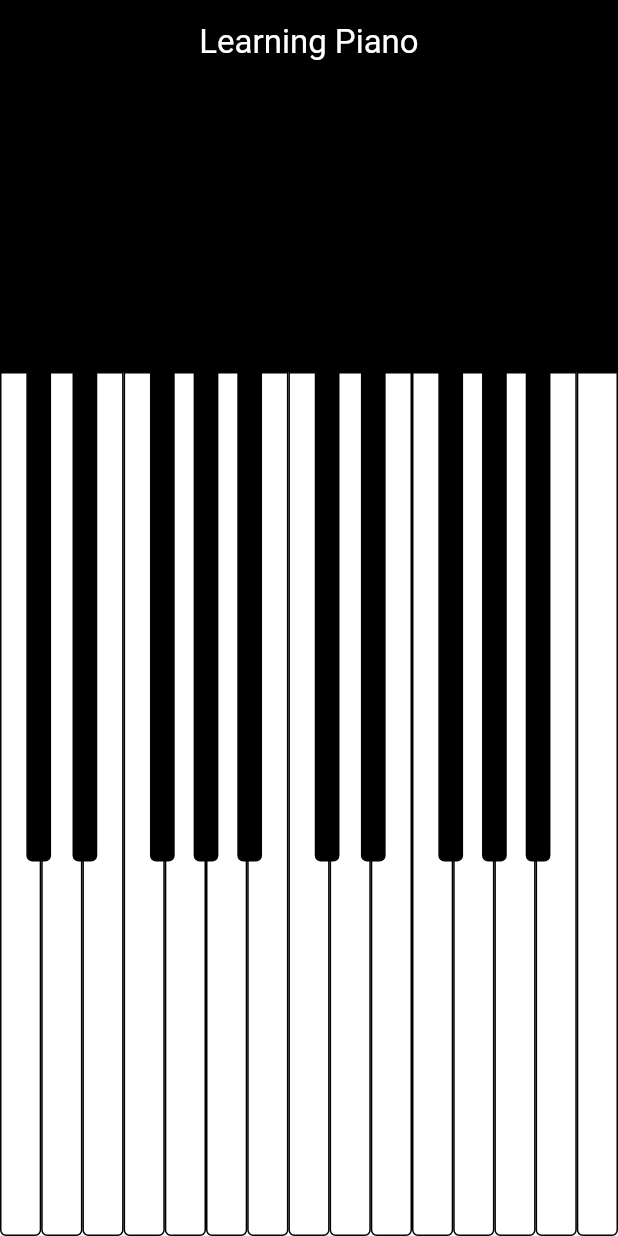
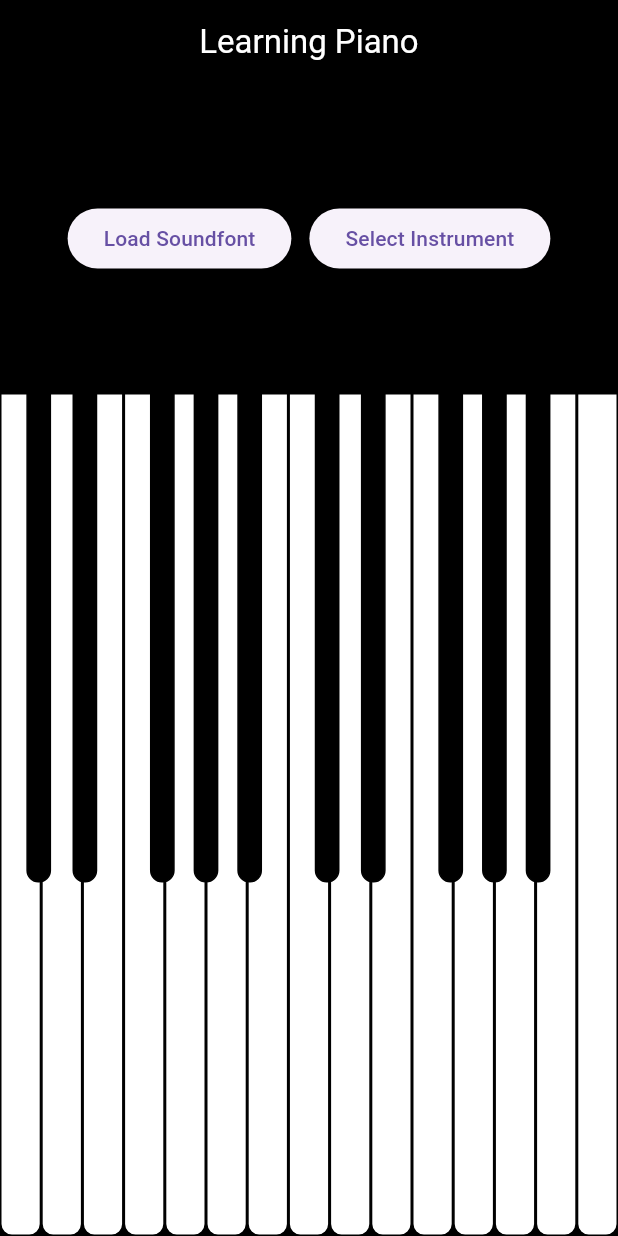
Before and after one commit to polilluminato/learning-piano-flutter, a Flutter app: the screen it shows after launch, on a phone screen of 412 x 824 dp. Run offline on Flutter 3.47's test engine with Material 3 defaults, Android fonts, the phone set to English and light mode, and no system bars; our stand-ins replace auto_route, flutter_riverpod, get_it, talker_flutter, universal_platform; missing offline and left inert: flutter_midi_pro, window_manager.

Commit message:
feat: New library to play Soundfont (.sf2) files

```diff
--- a/lib/app/app_router.dart
+++ b/lib/app/app_router.dart
@@ -1,5 +1,5 @@
 import 'package:auto_route/auto_route.dart';
-import 'package:learning_piano/pages/home_page.dart';
+import 'package:learning_piano/presentation/pages/home_page.dart';
 
 part 'app_router.gr.dart';
 
--- /dev/null
+++ b/lib/l10n/l10n.dart
@@ -0,0 +1,3 @@
+extension Hardcoded on String {
+  String get hardcoded => this;
+}
--- a/lib/pages/home_page.dart
+++ /dev/null
@@ -1,175 +0,0 @@
-import 'package:auto_route/auto_route.dart';
-import 'package:flutter/material.dart';
-import 'package:flutter_riverpod/flutter_riverpod.dart';
-import 'package:learning_piano/ui/key_button.dart';
-import 'package:learning_piano/utils/utils.dart';
-
-@RoutePage()
-class HomePage extends ConsumerWidget {
-  const HomePage({super.key});
-
-  @override
-  Widget build(BuildContext context, WidgetRef ref) {
-    double screenSizeWidth = getScreenWidth(context);
-    double whiteKeyWidth = screenSizeWidth / 15;
-    double blackKeyWidth = whiteKeyWidth * 0.6;
-    double blackKeyHeight = getScreenHeight(context) * .66 * 0.6;
-    List<String> keyCodeList = [
-      "C3",
-      "D3",
-      "E3",
-      "F3",
-      "G3",
-      "A3",
-      "B3",
-      "C4",
-      "D4",
-      "E4",
-      "F4",
-      "G4",
-      "A4",
-      "B4",
-      "C5"
-    ];
-
-    return Scaffold(
-      appBar: AppBar(
-        title: Text("Learning Piano", style: TextStyle(color: Colors.white)),
-        centerTitle: true,
-        elevation: 0,
-        backgroundColor: Colors.black,
-      ),
-      body: Column(
-        children: [
-          Flexible(
-            flex: (getScreenHeight(context) * .25).toInt(),
-            child: Container(
-              color: Colors.black,
-            ),
-          ),
-          Flexible(
-            flex: (getScreenHeight(context) * .75).toInt(),
-            child: Stack(
-              children: [
-                //Tasti bianchi
-                Row(
-                  children: List.generate(
-                    15,
-                    (index) => Expanded(
-                      child: KeyButton(
-                        width: whiteKeyWidth,
-                        keyCode: keyCodeList[index],
-                      ),
-                    ),
-                  ),
-                ),
-                //Tasti neri 1 ottava
-                Positioned(
-                  left: whiteKeyWidth - blackKeyWidth * .6,
-                  top: 0,
-                  child: KeyButton(
-                    width: blackKeyWidth,
-                    height: blackKeyHeight,
-                    isBlack: true,
-                    keyCode: "Db3",
-                  ),
-                ),
-                Positioned(
-                  left: 2 * whiteKeyWidth - blackKeyWidth * .4,
-                  top: 0,
-                  child: KeyButton(
-                    width: blackKeyWidth,
-                    height: blackKeyHeight,
-                    isBlack: true,
-                    keyCode: "Eb3",
-                  ),
-                ),
-                Positioned(
-                  left: 4 * whiteKeyWidth - blackKeyWidth * .6,
-                  top: 0,
-                  child: KeyButton(
-                    width: blackKeyWidth,
-                    height: blackKeyHeight,
-                    isBlack: true,
-                    keyCode: "Gb3",
-                  ),
-                ),
-                Positioned(
-                  left: 5 * whiteKeyWidth - blackKeyWidth / 2,
-                  top: 0,
-                  child: KeyButton(
-                    width: blackKeyWidth,
-                    height: blackKeyHeight,
-                    isBlack: true,
-                    keyCode: "Ab3",
-                  ),
-                ),
-                Positioned(
-                  left: 6 * whiteKeyWidth - blackKeyWidth * .4,
-                  top: 0,
-                  child: KeyButton(
-                    width: blackKeyWidth,
-                    height: blackKeyHeight,
-                    isBlack: true,
-                    keyCode: "Bb3",
-                  ),
-                ),
-                //Tasti neri 2 ottava
-                Positioned(
-                  left: 8 * whiteKeyWidth - blackKeyWidth * .6,
-                  top: 0,
-                  child: KeyButton(
-                    width: blackKeyWidth,
-                    height: blackKeyHeight,
-                    isBlack: true,
-                    keyCode: "Db4",
-                  ),
-                ),
-                Positioned(
-                  left: 9 * whiteKeyWidth - blackKeyWidth * .4,
-                  top: 0,
-                  child: KeyButton(
-                    width: blackKeyWidth,
-                    height: blackKeyHeight,
-                    isBlack: true,
-                    keyCode: "Eb4",
-                  ),
-                ),
-                Positioned(
-                  left: 11 * whiteKeyWidth - blackKeyWidth * .6,
-                  top: 0,
-                  child: KeyButton(
-                    width: blackKeyWidth,
-                    height: blackKeyHeight,
-                    isBlack: true,
-                    keyCode: "Gb4",
-                  ),
-                ),
-                Positioned(
-                  left: 12 * whiteKeyWidth - blackKeyWidth / 2,
-                  top: 0,
-                  child: KeyButton(
-                    width: blackKeyWidth,
-                    height: blackKeyHeight,
-                    isBlack: true,
-                    keyCode: "Ab4",
-                  ),
-                ),
-                Positioned(
-                  left: 13 * whiteKeyWidth - blackKeyWidth * .4,
-                  top: 0,
-                  child: KeyButton(
-                    width: blackKeyWidth,
-                    height: blackKeyHeight,
-                    isBlack: true,
-                    keyCode: "Bb4",
-                  ),
-                ),
-              ],
-            ),
-          )
-        ],
-      ),
-    );
-  }
-}
--- /dev/null
+++ b/lib/presentation/pages/home_page.dart
@@ -0,0 +1,212 @@
+import 'package:auto_route/auto_route.dart';
+import 'package:flutter/material.dart';
+import 'package:flutter_riverpod/flutter_riverpod.dart';
+import 'package:learning_piano/l10n/l10n.dart';
+import 'package:learning_piano/presentation/styles/colors.dart';
+import 'package:learning_piano/presentation/styles/dimens.dart';
+import 'package:learning_piano/provider/midi_provider.dart';
+import 'package:learning_piano/provider/service_locator.dart';
+import 'package:learning_piano/ui/key_button.dart';
+import 'package:learning_piano/utils/utils.dart';
+
+
+@RoutePage()
+class HomePage extends ConsumerWidget {
+  const HomePage({super.key});
+
+  Future<void> _loadSoundfont(WidgetRef ref) async {
+    int soundfontId = await DI<MidiProvider>().loadSoundfont(
+      path: "assets/soundfont/TimGM6mb.sf2",
+      bank: 0,
+      program: 0,
+    );
+    ref.read(soundfontIdProvider.notifier).update((state) => soundfontId);
+  }
+
+  Future<void> _selectInstrument(WidgetRef ref) async {
+    int soundfontId = ref.read(soundfontIdProvider);
+    await DI<MidiProvider>().selectInstrument(
+      sfId: soundfontId,
+      channel: 0,
+      bank: 0,
+      program: 0,
+    );
+  }
+
+  @override
+  Widget build(BuildContext context, WidgetRef ref) {
+    double screenSizeWidth = getScreenWidth(context);
+    double whiteKeyWidth = screenSizeWidth / 15;
+    double blackKeyWidth = whiteKeyWidth * 0.6;
+    double blackKeyHeight = getScreenHeight(context) * .66 * 0.6;
+    List<String> keyCodeList = [
+      "C:3",
+      "D:3",
+      "E:3",
+      "F:3",
+      "G:3",
+      "A:3",
+      "B:3",
+      "C:4",
+      "D:4",
+      "E:4",
+      "F:4",
+      "G:4",
+      "A:4",
+      "B:4",
+      "C:5"
+    ];
+
+    return Scaffold(
+      backgroundColor: kPianoColorPrimary,
+      appBar: AppBar(
+        title: Text("Learning Piano".hardcoded, style: TextStyle(color: Colors.white)),
+        centerTitle: true,
+        elevation: 0,
+        backgroundColor: kPianoColorPrimary,
+      ),
+      body: Column(
+        children: [
+          SizedBox(
+            height: getScreenHeight(context) * .25,
+            child: Row(
+              spacing: kSpaceMain,
+              mainAxisSize: MainAxisSize.min,
+              children: [
+                ElevatedButton(
+                  onPressed: () => _loadSoundfont(ref),
+                  child: Text("Load Soundfont".hardcoded),
+                ),
+                ElevatedButton(
+                  onPressed: () => _selectInstrument(ref),
+                  child: Text("Select Instrument".hardcoded),
+                ),
+              ],
+            ),
+          ),
+          Flexible(
+            flex: (getScreenHeight(context) * .75).toInt(),
+            child: Stack(
+              children: [
+                //Tasti bianchi
+                Row(
+                  children: List.generate(
+                    15,
+                    (index) => Expanded(
+                      child: KeyButton(
+                        width: whiteKeyWidth,
+                        keyCode: keyCodeList[index],
+                      ),
+                    ),
+                  ),
+                ),
+                //Tasti neri 1 ottava
+                Positioned(
+                  left: whiteKeyWidth - blackKeyWidth * .6,
+                  top: 0,
+                  child: KeyButton(
+                    width: blackKeyWidth,
+                    height: blackKeyHeight,
+                    isBlack: true,
+                    keyCode: "C#:3",
+                  ),
+                ),
+                Positioned(
+                  left: 2 * whiteKeyWidth - blackKeyWidth * .4,
+                  top: 0,
+                  child: KeyButton(
+                    width: blackKeyWidth,
+                    height: blackKeyHeight,
+                    isBlack: true,
+                    keyCode: "D#:3",
+                  ),
+                ),
+                Positioned(
+                  left: 4 * whiteKeyWidth - blackKeyWidth * .6,
+                  top: 0,
+                  child: KeyButton(
+                    width: blackKeyWidth,
+                    height: blackKeyHeight,
+                    isBlack: true,
+                    keyCode: "F#:3",
+                  ),
+                ),
+                Positioned(
+                  left: 5 * whiteKeyWidth - blackKeyWidth / 2,
+                  top: 0,
+                  child: KeyButton(
+                    width: blackKeyWidth,
+                    height: blackKeyHeight,
+                    isBlack: true,
+                    keyCode: "G#:3",
+                  ),
+                ),
+                Positioned(
+                  left: 6 * whiteKeyWidth - blackKeyWidth * .4,
+                  top: 0,
+                  child: KeyButton(
+                    width: blackKeyWidth,
+                    height: blackKeyHeight,
+                    isBlack: true,
+                    keyCode: "A#:3",
+                  ),
+                ),
+                //Tasti neri 2 ottava
+                Positioned(
+                  left: 8 * whiteKeyWidth - blackKeyWidth * .6,
+                  top: 0,
+                  child: KeyButton(
+                    width: blackKeyWidth,
+                    height: blackKeyHeight,
+                    isBlack: true,
+                    keyCode: "C#:4",
+                  ),
+                ),
+                Positioned(
+                  left: 9 * whiteKeyWidth - blackKeyWidth * .4,
+                  top: 0,
+                  child: KeyButton(
+                    width: blackKeyWidth,
+                    height: blackKeyHeight,
+                    isBlack: true,
+                    keyCode: "D#:4",
+                  ),
+                ),
+                Positioned(
+                  left: 11 * whiteKeyWidth - blackKeyWidth * .6,
+                  top: 0,
+                  child: KeyButton(
+                    width: blackKeyWidth,
+                    height: blackKeyHeight,
+                    isBlack: true,
+                    keyCode: "F#:4",
+                  ),
+                ),
+                Positioned(
+                  left: 12 * whiteKeyWidth - blackKeyWidth / 2,
+                  top: 0,
+                  child: KeyButton(
+                    width: blackKeyWidth,
+                    height: blackKeyHeight,
+                    isBlack: true,
+                    keyCode: "G#:4",
+                  ),
+                ),
+                Positioned(
+                  left: 13 * whiteKeyWidth - blackKeyWidth * .4,
+                  top: 0,
+                  child: KeyButton(
+                    width: blackKeyWidth,
+                    height: blackKeyHeight,
+                    isBlack: true,
+                    keyCode: "A#:4",
+                  ),
+                ),
+              ],
+            ),
+          )
+        ],
+      ),
+    );
+  }
+}
--- /dev/null
+++ b/lib/presentation/styles/colors.dart
@@ -0,0 +1,6 @@
+import 'dart:ui';
+
+const Color kPianoColorPrimary = Color(0xFF000000);
+
+const Color kBlackPianoKey = Color(0xFF000000);
+const Color kWhitePianoKey = Color(0xFFFFFFFF);
--- a/lib/ui/key_button.dart
+++ b/lib/ui/key_button.dart
@@ -1,7 +1,12 @@
+
 import 'package:flutter/material.dart';
-import 'package:learning_piano/utils/audio_utils.dart';
+import 'package:flutter_riverpod/flutter_riverpod.dart';
+import 'package:learning_piano/presentation/styles/colors.dart';
+import 'package:learning_piano/presentation/styles/dimens.dart';
+import 'package:learning_piano/provider/midi_provider.dart';
+import 'package:learning_piano/provider/service_locator.dart';
 
-class KeyButton extends StatelessWidget {
+class KeyButton extends ConsumerWidget {
   const KeyButton({
     super.key,
     required this.width,
@@ -15,24 +20,29 @@ class KeyButton extends StatelessWidget {
   final bool isBlack;
   final String keyCode;
 
+  Future<void> _playNoteFromKeyCode(WidgetRef ref) async {
+    int soundfontId = ref.read(soundfontIdProvider);
+    List<String> keyCodeSplitList = keyCode.split(":");
+    int midiKey = DI<MidiProvider>().getMidiKey(keyCodeSplitList[0], int.parse(keyCodeSplitList[1]));
+    DI<MidiProvider>().playNote(sfId: soundfontId, channel: 0, key: midiKey, velocity: 127);
+  }
+
   @override
-  Widget build(BuildContext context) {
+  Widget build(BuildContext context, WidgetRef ref) {
     return GestureDetector(
-      onTap: () {
-        playNota(keyCode);
-      },
+      onTap: () => _playNoteFromKeyCode(ref),
       child: Container(
         width: width,
         height: height,
         decoration: BoxDecoration(
-          color: isBlack ? Colors.black : Colors.white,
+          color: isBlack ? kBlackPianoKey : kWhitePianoKey,
           border: Border.all(
             width: 1,
-            color: Colors.black,
+            color: kBlackPianoKey,
           ),
           borderRadius: BorderRadius.only(
-            bottomLeft: Radius.circular(4),
-            bottomRight: Radius.circular(4),
+            bottomLeft: Radius.circular(kRadiusMain),
+            bottomRight: Radius.circular(kRadiusMain),
           ),
         ),
         child: SizedBox.shrink(),
--- a/lib/utils/audio_utils.dart
+++ /dev/null
@@ -1,6 +0,0 @@
-import 'package:learning_piano/provider/audio_provider.dart';
-import 'package:learning_piano/provider/service_locator.dart';
-
-Future<void> playNota(String keyCode) async {
-  DI<AudioProvider>().play("note/$keyCode.mp3");
-}
--- a/lib/utils/utils.dart
+++ b/lib/utils/utils.dart
@@ -1,4 +1,10 @@
 import 'package:flutter/material.dart';
+import 'package:learning_piano/provider/service_locator.dart';
+import 'package:talker_flutter/talker_flutter.dart';
+
+void printLog(message) {
+  DI<Talker>().debug(message);
+}
 
 SizedBox gapW(double width) => SizedBox(width: width);
 
--- a/pubspec.yaml
+++ b/pubspec.yaml
@@ -7,10 +7,11 @@ environment:
   sdk: ^3.6.2
 
 dependencies:
-  audioplayers: ^6.1.1
   auto_route: ^9.3.0+1
   flutter:
     sdk: flutter
+  flutter_midi_pro: ^3.1.4
+  talker_flutter: ^4.6.12
   flutter_riverpod: ^2.6.1
   get_it: ^8.0.3
   riverpod_annotation: ^2.6.1
@@ -31,4 +32,4 @@ flutter:
 
   assets:
     - assets/
-    - assets/note/
+    - assets/soundfont/
```
Also changed, not shown: lib/presentation/styles/dimens.dart (added, +24 -0 lines), lib/provider/audio_provider.dart (deleted, +0 -11 lines), lib/provider/midi_provider.dart (added, +54 -0 lines), lib/provider/service_locator.dart (+12 -3 lines), lib/app/app_router.gr.dart, pubspec.lock, 1 other file.
